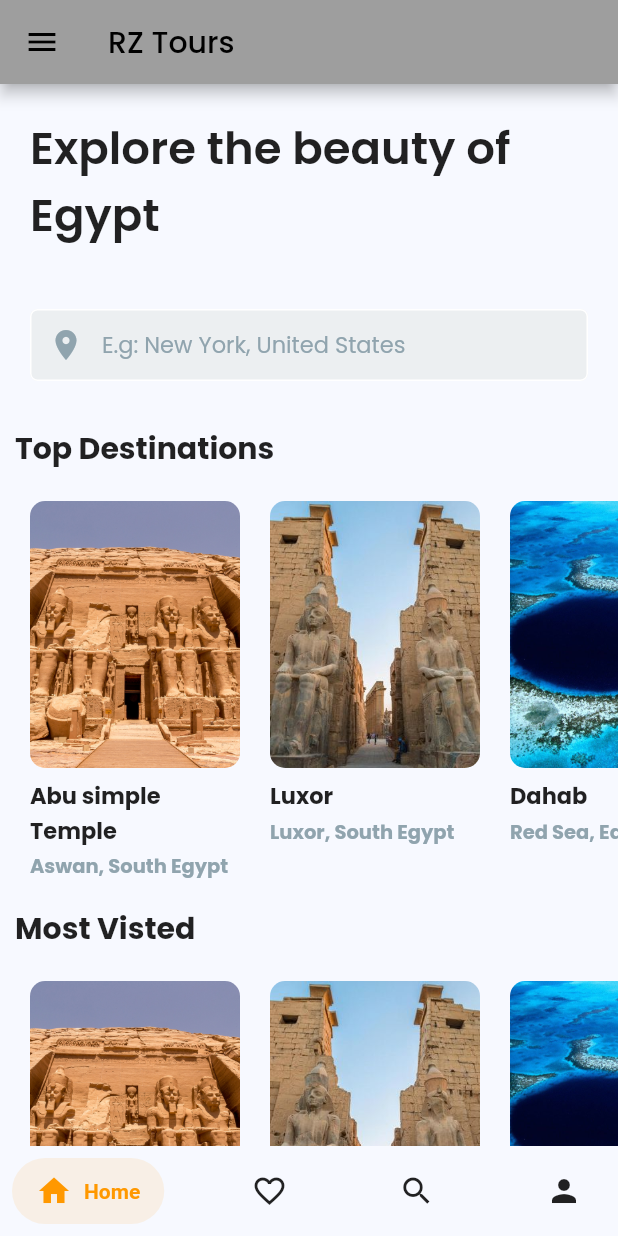
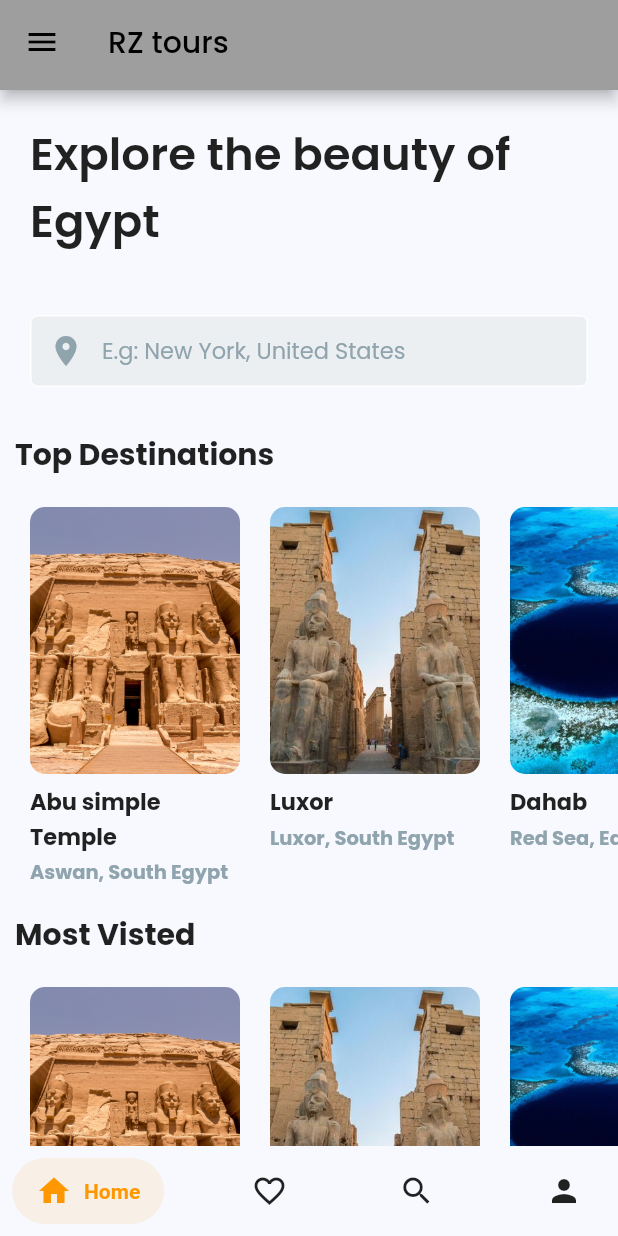
Before and after one commit to kareem337/RZ-tours-app, a Flutter app: the screen it shows after launch, on a phone screen of 412 x 824 dp. Run offline on Flutter 3.47's test engine with Material 2 defaults, Android fonts, the phone set to English and light mode, and no system bars; drawn by our look-alikes of salomon_bottom_bar; our stand-ins replace flutter_icons, flutter_screenutil, google_fonts.

Commit message:
appbarWidget

```diff
--- a/rz_tours/lib/screens/home.dart
+++ b/rz_tours/lib/screens/home.dart
@@ -2,6 +2,7 @@
 import 'package:rz_tours/screens/Trips_home.dart';
 import 'package:rz_tours/utils/helper.dart';
 import 'package:rz_tours/utils/places.dart';
+import 'package:rz_tours/widgets/app_bar.dart';
 import 'package:rz_tours/widgets/bottom_bar.dart';
 import 'package:rz_tours/widgets/drawer.dart';
 import 'package:rz_tours/widgets/horizontal_place_item.dart';
@@ -17,9 +18,7 @@
   @override
   Widget build(BuildContext context) {
     return Scaffold(
-      appBar: AppBar(
-        title: Text("RZ Tours"),
-      ),
+      appBar: CustomAppBar(),
        drawer: DrawerWidget(),
        bottomNavigationBar: BottomBar(),
       body: SafeArea(
--- a/rz_tours/lib/screens/product_view.dart
+++ b/rz_tours/lib/screens/product_view.dart
@@ -1,12 +1,16 @@
 import 'package:flutter/cupertino.dart';
 import 'package:flutter/material.dart';
 import 'package:rz_tours/screens/home.dart';
+import 'package:rz_tours/widgets/app_bar.dart';
+import 'package:rz_tours/widgets/drawer.dart';
 
 class CartScreen extends StatelessWidget {
   @override
   Widget build(BuildContext context) {
     // TODO: implement build
     return Scaffold(
+      appBar: CustomAppBar(),
+      drawer: DrawerWidget(),
       body:Container(
         padding: EdgeInsets.all(20),
         margin: EdgeInsets.all(20),
--- /dev/null
+++ b/rz_tours/lib/widgets/app_bar.dart
@@ -0,0 +1,23 @@
+ import 'package:flutter/cupertino.dart';
+import 'package:flutter/material.dart';
+import 'package:flutter/cupertino.dart';
+class CustomAppBar extends StatefulWidget implements PreferredSizeWidget {
+  CustomAppBar({Key? key}) : preferredSize = Size.fromHeight(60.0), super(key: key);
+
+  @override
+  final Size preferredSize;
+
+  @override
+  _CustomAppBarState createState() => _CustomAppBarState();
+}
+
+class _CustomAppBarState extends State<CustomAppBar>{
+
+  @override
+  Widget build(BuildContext context) {
+    return AppBar(
+      title: Text('RZ tours'),
+
+    );
+  }
+}
```
